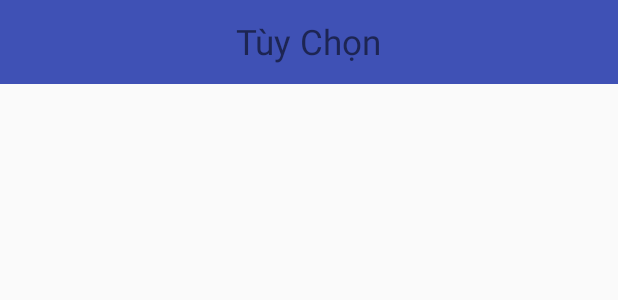
After one commit to datb1505711/Nongsann, an Android app: the layout fragment_tuy_chon.xml on its own in the app's theme, with its tools: preview values and no code run, on a phone screen of 412 x 824 dp. The commit adds this screen. Shown: the top 300 px of the screen. Run offline under Robolectric (Android 15) with nearby library versions, the phone set to English and light mode, and no system bars.

Commit message:
add tuy chon UI

```diff
--- a/NongSan/app/src/main/java/com/example/nongsan/TrangChuActivity.java
+++ b/NongSan/app/src/main/java/com/example/nongsan/TrangChuActivity.java
@@ -56,7 +56,8 @@ public class TrangChuActivity extends AppCompatActivity  {
                             selectedFragment = new MessageFragment();
                             break;
                         case R.id.btlg:
-                            Toast.makeText(TrangChuActivity.this, "Logout", Toast.LENGTH_SHORT).show();
+                            toolbartc.setTitle("Tùy chọn");
+                            selectedFragment = new TuyChonFragment();
                             break;
                     }
 
--- a/NongSan/app/src/main/res/layout/fragment_thongbao.xml
+++ b/NongSan/app/src/main/res/layout/fragment_thongbao.xml
@@ -5,7 +5,6 @@
     android:layout_height="match_parent"
     tools:context=".ThongbaoFragment">
 
-    <!-- TODO: Update blank fragment layout -->
     <TextView
         android:gravity="center"
         android:textColor="@android:color/black"
--- /dev/null
+++ b/NongSan/app/src/main/res/layout/fragment_tuy_chon.xml
@@ -0,0 +1,35 @@
+<?xml version="1.0" encoding="utf-8"?>
+<FrameLayout xmlns:android="http://schemas.android.com/apk/res/android"
+    xmlns:tools="http://schemas.android.com/tools"
+    android:layout_width="match_parent"
+    android:layout_height="match_parent"
+    tools:context=".TuyChonFragment">
+
+   <LinearLayout
+       android:orientation="vertical"
+       android:layout_width="match_parent"
+       android:layout_height="match_parent" >
+       <androidx.appcompat.widget.Toolbar
+           android:id="@+id/toolbarbaiban"
+           android:layout_width="match_parent"
+           android:layout_height="?attr/actionBarSize"
+           android:background="@color/colorPrimary">
+
+           <TextView
+               android:id="@+id/txtTitle"
+               android:layout_width="wrap_content"
+               android:layout_height="wrap_content"
+               android:layout_gravity="center"
+               android:text="Tùy Chọn"
+               android:textSize="23sp" />
+       </androidx.appcompat.widget.Toolbar>
+        <ListView
+            android:id="@+id/listTuyChon"
+            android:layout_width="match_parent"
+            android:layout_height="match_parent" >
+
+        </ListView>
+
+   </LinearLayout>
+
+</FrameLayout>
```
Also changed, not shown: NongSan/app/src/main/java/com/example/nongsan/TuyChonAdapter.java (added, +60 -0 lines), NongSan/app/src/main/java/com/example/nongsan/TuyChonFragment.java (added, +64 -0 lines), NongSan/app/src/main/res/layout/dong_tuychon.xml (added, +24 -0 lines).
